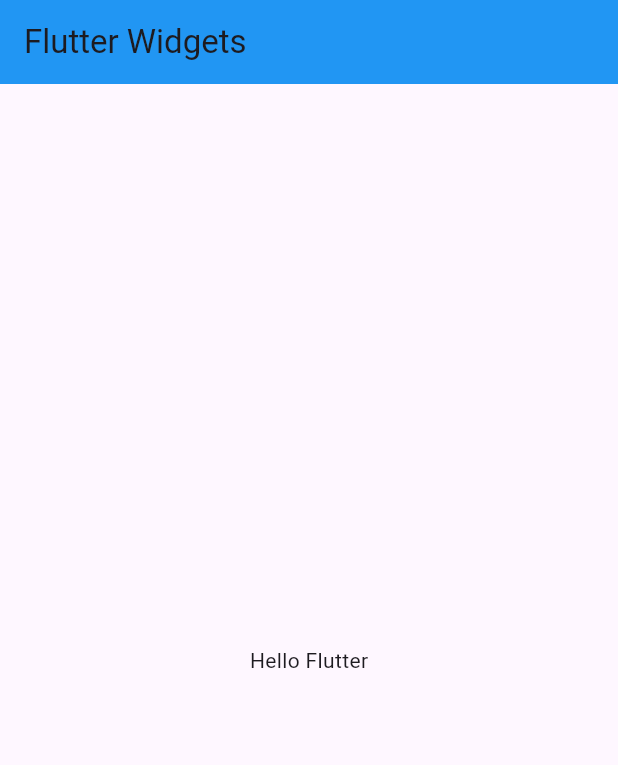
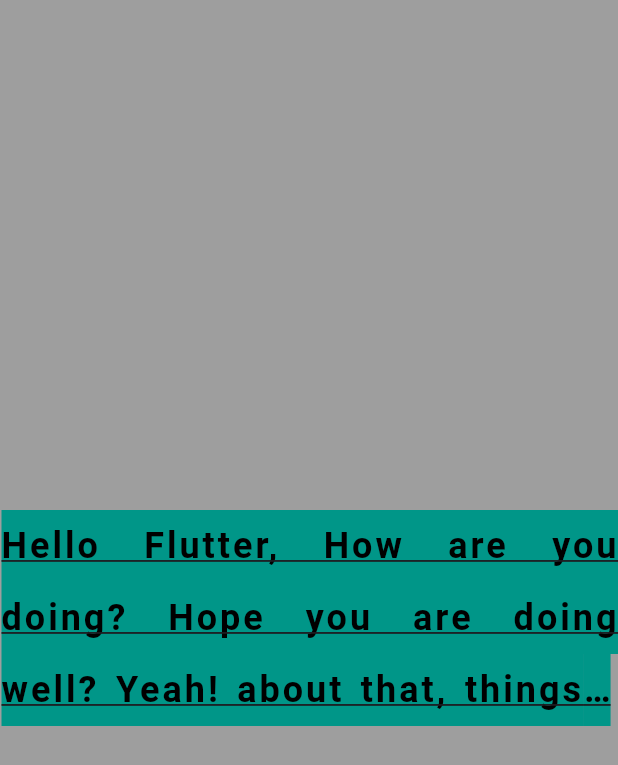
Before and after one commit to littleboyaba/Flutter-Widgets, a Flutter app: the screen it shows after launch, on a phone screen of 412 x 824 dp. Shown: the top 765 px of the screen. Run offline on Flutter 3.47's test engine with Material 3 defaults, Android fonts, the phone set to English and light mode, and no system bars.

Commit message:
Widget => Text and  some of its properties.

```diff
--- a/lib/main.dart
+++ b/lib/main.dart
@@ -1,11 +1,12 @@
 import 'package:flutter/material.dart';
 
 void main() {
-  runApp( const MyApp());
+  runApp(const MyApp());
 }
 
 class MyApp extends StatelessWidget {
   const MyApp({super.key});
+
   @override
   Widget build(BuildContext context) {
     return const MaterialApp(
@@ -20,13 +21,26 @@ class HomeActivity extends StatelessWidget {
 
   @override
   Widget build(BuildContext context) {
-    return Scaffold(
-      appBar: AppBar(
-        backgroundColor: Colors.blue,
-        title: const Text('Flutter Widgets'),
-      ),
-      body: const Center(
-        child: Text("Hello Flutter"),
+    return const Scaffold(
+      //backgroundColor: Color(0xFF338930),
+      backgroundColor: Colors.grey,
+      body: Center(
+        child: Text(
+          "Hello Flutter, How are you doing? Hope you are doing well? Yeah! about that, things are doing upside down",
+          textAlign: TextAlign.justify,
+          maxLines: 3,
+          overflow: TextOverflow.ellipsis,
+          style: TextStyle(
+            color: Colors.black,
+            fontSize: 24,
+            fontWeight: FontWeight.bold,
+            backgroundColor: Colors.teal,
+            decoration: TextDecoration.underline,
+            wordSpacing: 3,
+            letterSpacing: 2,
+            height:2,
+          ),
+        ),
       ),
     );
   }
```
